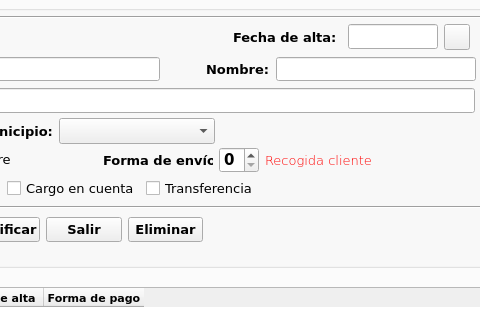
First picture: the form in window.ui, repository beafaro/farocarrera, before the edit; both pictures show x 429 to 909 and y 140 to 460 of the 1024 by 800 pixel window.
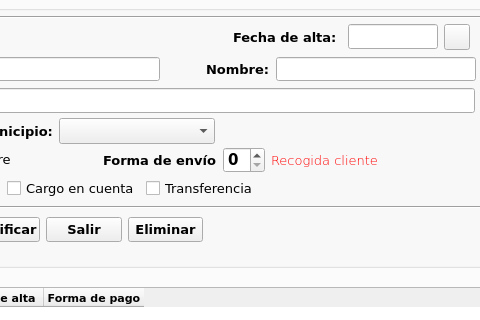
Second picture: the form after the edit. Icons and pictures are not drawn.

Commit message: carga spinbox

The edit to the form file:
```diff
--- a/window.ui
+++ b/window.ui
@@ -797,23 +797,28 @@
         </item>
        </layout>
       </widget>
-      <widget class="QWidget" name="">
+      <widget class="QWidget" name="layoutWidget">
        <property name="geometry">
         <rect>
          <x>460</x>
          <y>160</y>
-         <width>269</width>
+         <width>275</width>
          <height>26</height>
         </rect>
        </property>
        <layout class="QHBoxLayout" name="horizontalLayout_9">
+        <property name="sizeConstraint">
+         <enum>QLayout::SetNoConstraint</enum>
+        </property>
         <item>
          <widget class="QLabel" name="lblFormaEnvio">
           <property name="font">
            <font>
+            <family>Verdana</family>
             <pointsize>10</pointsize>
             <weight>75</weight>
             <bold>true</bold>
+            <stylestrategy>PreferDefault</stylestrategy>
            </font>
           </property>
           <property name="text">
```
Left out of the diff: 3 changed lines with no effect on the pictures. The commit also changes 3 other files.
